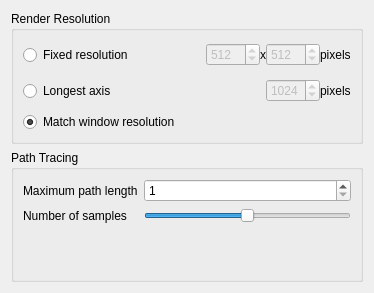
First picture: the form in src/ui/renderpropertiesui.ui, repository joesfer/voxelToy, before the edit.
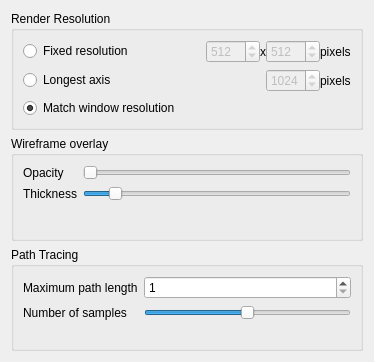
Second picture: the form after the edit.

Commit message:
Add optional wireframe mode.
The UI controls thickness and opacity.

What changed in the file:
```diff
--- a/src/ui/renderpropertiesui.ui
+++ b/src/ui/renderpropertiesui.ui
@@ -7,7 +7,7 @@
     <x>0</x>
     <y>0</y>
     <width>374</width>
-    <height>293</height>
+    <height>362</height>
    </rect>
   </property>
   <property name="windowTitle">
@@ -177,6 +177,55 @@
      </layout>
     </widget>
    </item>
+   <item>
+    <widget class="QGroupBox" name="groupBox_3">
+     <property name="title">
+      <string>Wireframe overlay</string>
+     </property>
+     <layout class="QFormLayout" name="formLayout_2">
+      <item row="0" column="0">
+       <widget class="QLabel" name="label_6">
+        <property name="text">
+         <string>Opacity</string>
+        </property>
+       </widget>
+      </item>
+      <item row="0" column="1">
+       <widget class="QSlider" name="wireframeOpacitySlider">
+        <property name="maximum">
+         <number>100</number>
+        </property>
+        <property name="value">
+         <number>0</number>
+        </property>
+        <property name="orientation">
+         <enum>Qt::Horizontal</enum>
+        </property>
+       </widget>
+      </item>
+      <item row="1" column="0">
+       <widget class="QLabel" name="label_7">
+        <property name="text">
+         <string>Thickness</string>
+        </property>
+       </widget>
+      </item>
+      <item row="1" column="1">
+       <widget class="QSlider" name="wireframeThicknessSlider">
+        <property name="maximum">
+         <number>100</number>
+        </property>
+        <property name="value">
+         <number>10</number>
+        </property>
+        <property name="orientation">
+         <enum>Qt::Horizontal</enum>
+        </property>
+       </widget>
+      </item>
+     </layout>
+    </widget>
+   </item>
    <item>
     <widget class="QGroupBox" name="groupBox">
      <property name="title">
```
Left out of the diff: 54 changed lines with no effect on the pictures. The commit also changes 10 other files.
